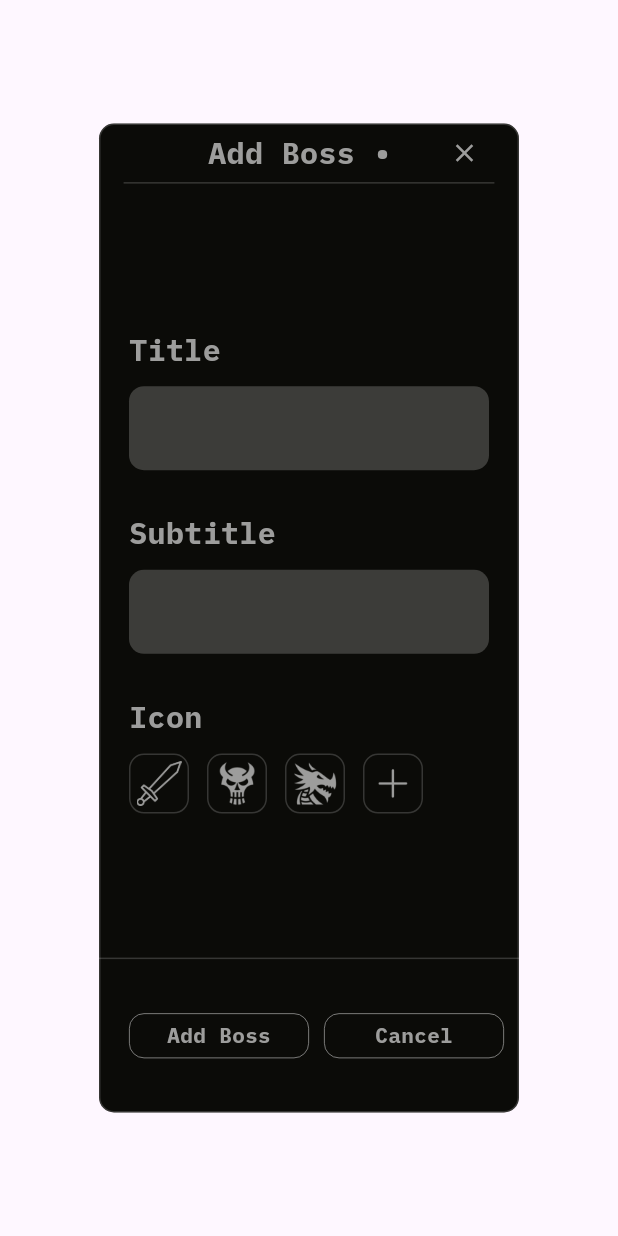
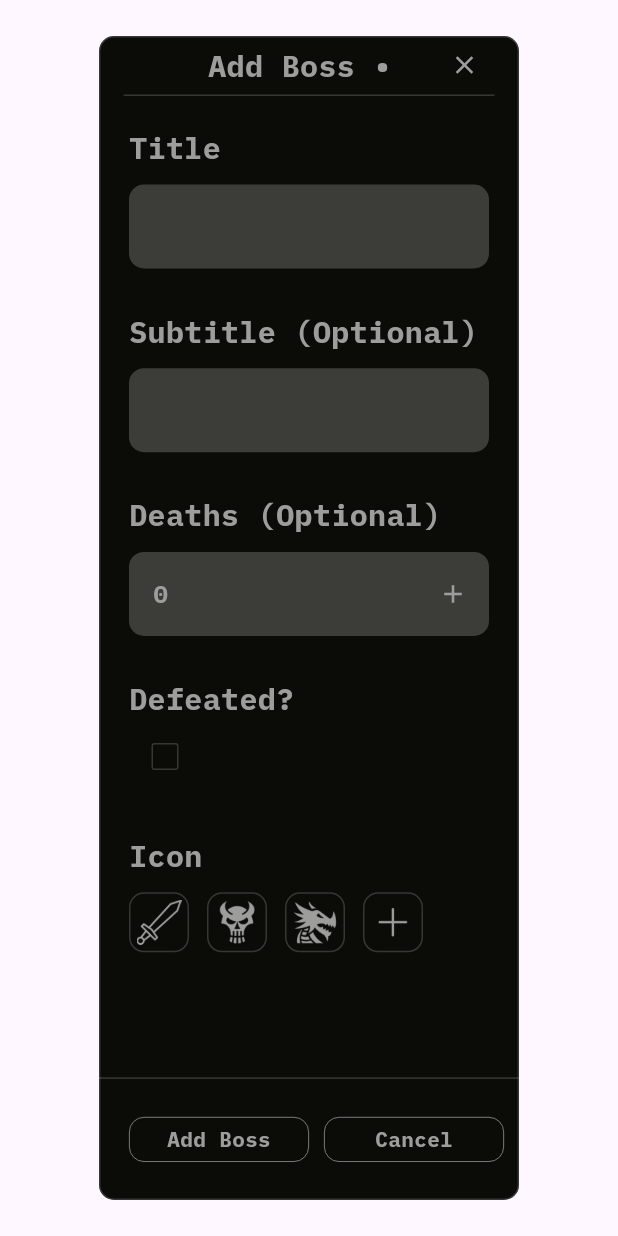
Before and after one commit to Wonder849/Death-Counter, a Flutter app: the AddBossModal widget shown alone on an empty page, opened directly with empty values, on a phone screen of 412 x 824 dp. Run offline on Flutter 3.47's test engine with Material 3 defaults, Android fonts, the light colour scheme and no system bars; missing offline and left inert: window_manager.

Commit message:
Add boss defeated state

```diff
--- a/lib/lists/lists_controllers/boss_list_controller.dart
+++ b/lib/lists/lists_controllers/boss_list_controller.dart
@@ -39,7 +39,7 @@ class BossListController with ChangeNotifier {
     notifyListeners();
   }
 
-  void ChangeBossInfo({required int bossIndex, ImageProvider? bossIcon, String? bossTitle, String? bossSubTitle, int? bossDeaths}) {
+  void ChangeBossInfo({required int bossIndex, ImageProvider? bossIcon, String? bossTitle, String? bossSubTitle, int? bossDeaths, bool? isDefeated}) {
 
     var boss = bossList?.elementAt(bossIndex);
 
@@ -50,6 +50,8 @@ class BossListController with ChangeNotifier {
 
     boss?.bossDeaths = bossDeaths;
 
+    boss?.isDefeated = isDefeated ?? boss.isDefeated;
+
     notifyListeners();
   }
 }
--- a/lib/modal_windows/add_boss_modal.dart
+++ b/lib/modal_windows/add_boss_modal.dart
@@ -26,11 +26,11 @@ class _AddBossModalState extends State<AddBossModal> {
     AssetImage('Img/Plus.png')
   ];
 
-  // Controller to get boss name
   final _titleController = TextEditingController();
+  final _subTitleController = TextEditingController();
+  final _deathsController = TextEditingController(text: "0");
 
-  // Controller to get boss subtitle
-  final _subTitleController = TextEditingController();
+  bool _isChecked = false;
 
   int? selectedIndex;
   ImageProvider selectedIcon = AssetImage('Img/question_mark.png');
@@ -56,7 +56,6 @@ class _AddBossModalState extends State<AddBossModal> {
       content: Container(
         constraints: BoxConstraints(
           minHeight: MediaQuery.sizeOf(context).height * 0.6,
-          maxHeight: MediaQuery.sizeOf(context).height * 0.8
         ),
         width: MediaQuery.sizeOf(context).width * 0.6,
         decoration: BoxDecoration(
@@ -85,9 +84,10 @@ class _AddBossModalState extends State<AddBossModal> {
             ),
             // Rest of content: text fields, icons...
             Expanded(
-              flex: 5,
-              child: Padding(
-                padding: const EdgeInsets.only(left: MySizes.modalContPdd, right: MySizes.modalContPdd),
+              flex: 8,
+              child: SingleChildScrollView(
+                physics: const BouncingScrollPhysics(),
+                padding: const EdgeInsets.all(MySizes.modalContPdd),
                 child: Column(
                   crossAxisAlignment: CrossAxisAlignment.stretch,
                   mainAxisAlignment: MainAxisAlignment.center,
@@ -126,7 +126,7 @@ class _AddBossModalState extends State<AddBossModal> {
                       spacing: MySizes.modalContGap,
                       children: [
                         Text(
-                          "Subtitle",
+                          "Subtitle (Optional)",
                           style: TextStyle(
                             fontSize: MySizes.modalTextHeadingsSz,
                           ),
@@ -146,6 +146,76 @@ class _AddBossModalState extends State<AddBossModal> {
                               borderRadius: BorderRadius.circular(10),
                             )
                           ),
+                        )
+                      ],
+                    ),
+                    Column(
+                      crossAxisAlignment: CrossAxisAlignment.stretch,
+                      spacing: MySizes.modalContGap,
+                      children: [
+                        Text(
+                          "Deaths (Optional)",
+                          style: TextStyle(
+                            fontSize: MySizes.modalTextHeadingsSz,
+                          ),
+                        ),
+                        TextField(
+                          controller: _deathsController,
+                          cursorColor: MyColors.whiteColor,
+                          decoration: InputDecoration(
+                            suffixIcon: Material(
+                              color: Colors.transparent,
+                              type: MaterialType.circle,
+                              clipBehavior: Clip.antiAlias,
+                              child: MyIconButton( icon: Icons.add, onPressed: () {
+                                int? number = int.tryParse(_deathsController.text);
+                                number ??= 0;
+                                _deathsController.text = (number + 1).toString();
+                              }),
+                            ),
+                            filled: true,
+                            fillColor : MyColors.modalTextFieldColor,
+                            enabledBorder: OutlineInputBorder(
+                              borderSide: BorderSide(color: Colors.transparent),
+                              borderRadius: BorderRadius.circular(10),
+                            ),
+                            focusedBorder: OutlineInputBorder(
+                              borderSide: BorderSide(color: Colors.transparent),
+                              borderRadius: BorderRadius.circular(10),
+                            )
+                          ),
+                        ),
+                      ],
+                    ),
+                    Column(
+                      crossAxisAlignment: CrossAxisAlignment.start,
+                      children: [
+                        Text(
+                          "Defeated?",
+                          style: TextStyle(
+                            fontSize: MySizes.modalTextHeadingsSz,
+                          ),
+                        ),
+                        Checkbox(
+                          value: _isChecked,
+                          checkColor: Colors.transparent,
+                          fillColor: WidgetStateProperty.resolveWith<Color>((states) {
+                            if (states.contains(WidgetState.selected)) {
+                              return MyColors.yellowColor;
+                            }
+                            return Colors.transparent;
+                          }),
+                          side: WidgetStateBorderSide.resolveWith((states) {
+                            if (states.contains(WidgetState.selected)) {
+                              return const BorderSide(color: Colors.transparent);
+                            }
+                            return const BorderSide(color: MyColors.greyColor, width: MySizes.borderWidth);
+                          }),
+                          onChanged: (value) {
+                            setState(() {
+                              _isChecked = value ?? false;
+                            });
+                          },
                         )
                       ],
                     ),
@@ -197,7 +267,7 @@ class _AddBossModalState extends State<AddBossModal> {
                     )
                   ],
                 ),
-              )
+              ),
             ),
             // Action buttons
             Expanded(
@@ -216,7 +286,13 @@ class _AddBossModalState extends State<AddBossModal> {
                       MyActionButton(text: "Add Boss", onPressed: () {
                         // To get a boss out of modal window
                         // right to boss list
-                        BossModel boss = BossModel(bossTitle: _titleController.text, bossSubtitle: _subTitleController.text, bossImage: selectedIcon);
+                        BossModel boss = BossModel(
+                          bossTitle: _titleController.text,
+                          bossSubtitle: _subTitleController.text,
+                          bossImage: selectedIcon,
+                          deaths: int.tryParse(_deathsController.text),
+                          isDefeated: _isChecked
+                        );
                         Navigator.of(context).pop(boss);
                       }),
                       MyActionButton(text: "Cancel", onPressed: () {Navigator.of(context).pop(null);})
--- a/lib/models/boss_model.dart
+++ b/lib/models/boss_model.dart
@@ -9,11 +9,14 @@ class BossModel {
 
   int? bossDeaths;
 
-  BossModel({ImageProvider? bossImage, required this.bossTitle, bossSubtitle, int? deaths})
+  bool isDefeated = false;
+
+  BossModel({ImageProvider? bossImage, required bossTitle, String? bossSubtitle, int? deaths, required isDefeated})
   {
     this.bossIcon = bossImage ?? AssetImage('Img/dragon.png');
     this.bossTitle = bossTitle;
     this.bossSubTitle = bossSubtitle;
     this.bossDeaths = deaths;
+    this.isDefeated = isDefeated;
   }
 }
--- a/lib/pages/main_page.dart
+++ b/lib/pages/main_page.dart
@@ -22,7 +22,7 @@ class _MainPageState extends State<MainPage> {
 
   // Creating empty games list
   // that contains all games info
-  final GamesListController _gamesListController = GamesListController([GameModel(gameName: "asd", bosses: [BossModel(bossTitle: "1"), BossModel(bossTitle: "2")]),GameModel(gameName: "AAAsd", bosses: [BossModel(bossTitle: "3"), BossModel(bossTitle: "4")])]);
+  final GamesListController _gamesListController = GamesListController([GameModel(gameName: "asd", bosses: [BossModel(bossTitle: "1",isDefeated: false), BossModel(bossTitle: "2",isDefeated: false)]),GameModel(gameName: "AAAsd", bosses: [BossModel(bossTitle: "3",isDefeated: false), BossModel(bossTitle: "4",isDefeated: false)])]);
 
   // Same as games list but for bosses
   final BossListController _bossListController = BossListController([]);
--- a/lib/styles/colors.dart
+++ b/lib/styles/colors.dart
@@ -4,6 +4,7 @@ class MyColors
 {
   static const mainDarkColor = Color(0xFF0b0b08);
   static const bordersColor = Color(0xFF413B26);
+  //static const bordersColor = Color.fromARGB(0, 65, 59, 38);
   static const whiteColor = Color(0xFF9d9d9c);
   static const yellowColor = Color(0xFFB8820A);
   static const almostYellowColor = Color(0xFFA6965F);
@@ -11,4 +12,5 @@ class MyColors
   static const activeTileBg = Color(0xFF17170C);
   static const modalTextFieldColor = Color(0xFF3C3C39);
   static const modalIconSelected = Color.fromARGB(80, 255, 255, 255);
+  static const defeatedBossColor = Color(0xFFB8820A);
 }
--- a/lib/styles/sizes.dart
+++ b/lib/styles/sizes.dart
@@ -31,4 +31,6 @@ class MySizes
   static const double modalIconsGap = 12;
   static const double modalIconsSize = 30;
   static const double modalIconsBorderRadius = 10;
+
+  static const double footerBarHeight = 70;
 }
--- a/lib/tiles/game_tile.dart
+++ b/lib/tiles/game_tile.dart
@@ -23,7 +23,6 @@ class GameTile extends StatelessWidget {
           color: isSelected ? MyColors.activeTileBg : Colors.transparent,
           border: Border(
             left: isSelected ? BorderSide(width: 2, color: MyColors.yellowColor) : BorderSide(color: Colors.transparent),
-            bottom: BorderSide(color: MyColors.bordersColor, width: 1),
           ),
         ),
         child: Container(
```
Also changed, not shown: lib/pages/boss_page.dart (added, +38 -0 lines), lib/tiles/boss_tile.dart (+6 -2 lines), lib/utils/footer_bar.dart (added, +37 -0 lines), Img/defeated_boss.png (added).
